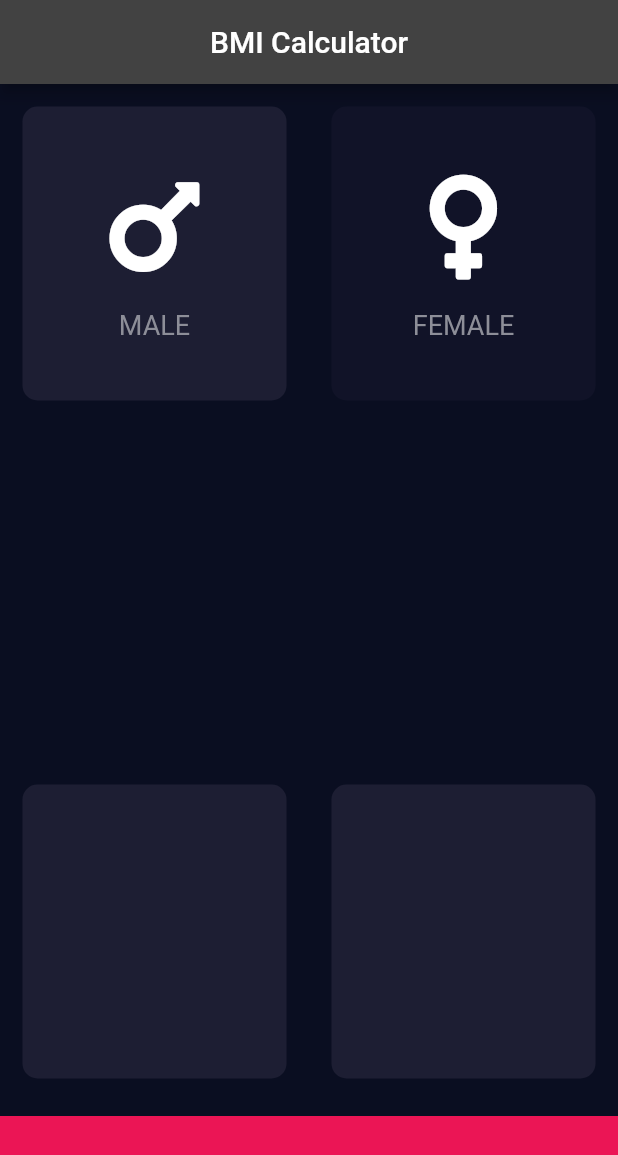
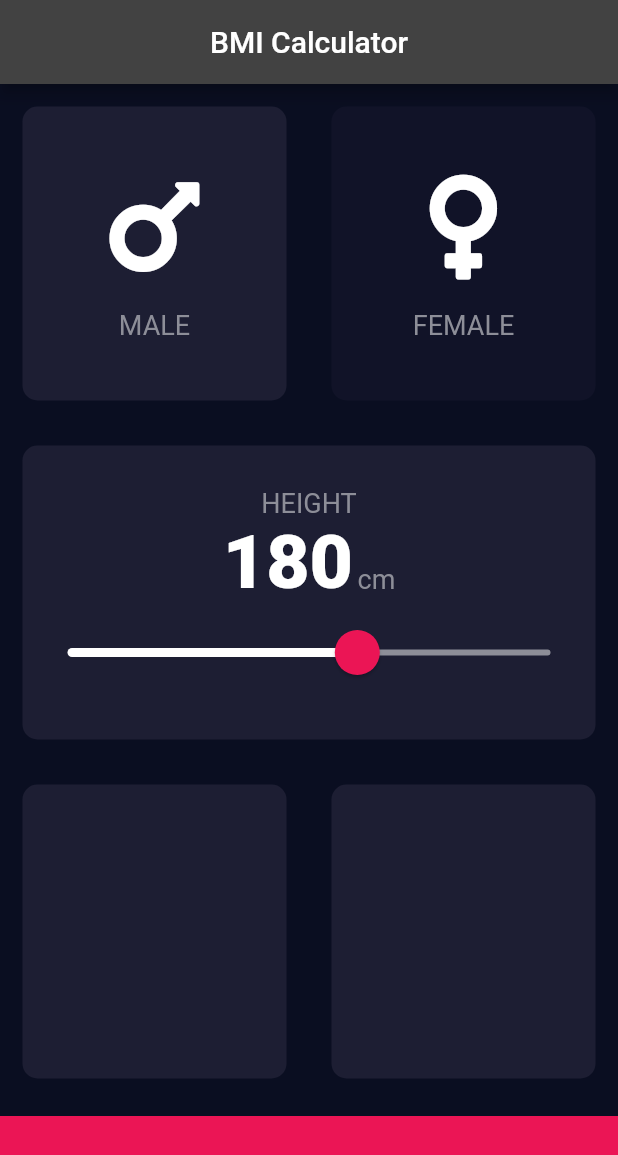
Before and after one commit to AsaduzzamanSam/BMIcalculator, a Flutter app: the screen it shows after launch, on a phone screen of 412 x 824 dp. Shown: the top 1155 px of the screen. Run offline on Flutter 3.47's test engine with Material 2 defaults, Android fonts, the phone set to English and light mode, and no system bars; our stand-ins replace font_awesome_flutter.

Commit message:
slider card design

```diff
--- a/lib/constants.dart
+++ b/lib/constants.dart
@@ -1,11 +1,16 @@
 import 'package:flutter/material.dart';
 
-const labelTextStyle = TextStyle(
+const kLabelTextStyle = TextStyle(
   fontSize: 18.0,
   color: Color(0xFF8D8E98),
 );
 
-const bottomButtonHeight = 80.0;
-const bottomContainerColor = Color(0xFFEB1555);
-const activeCardColor = Color(0xFF1D1E33);
-const inactiveCardColor = Color(0xFF111328);
+const kNumberTextStyle = TextStyle(
+  fontSize: 50.0,
+  fontWeight: FontWeight.w900,
+);
+
+const kBottomButtonHeight = 80.0;
+const kBottomContainerColor = Color(0xFFEB1555);
+const kActiveCardColor = Color(0xFF1D1E33);
+const kInactiveCardColor = Color(0xFF111328);
--- a/lib/icon_content.dart
+++ b/lib/icon_content.dart
@@ -24,7 +24,7 @@ class IconContent extends StatelessWidget {
         ),
         Text(
           label,
-          style:labelTextStyle,
+          style:kLabelTextStyle,
         ),
       ],
     );
--- a/lib/input_page.dart
+++ b/lib/input_page.dart
@@ -3,7 +3,6 @@ import 'package:font_awesome_flutter/font_awesome_flutter.dart';
 import 'icon_content.dart';
 import 'reusable_card.dart';
 import 'constants.dart';
-
 
 enum genderType {
   male,
@@ -16,8 +15,8 @@ class InputPage extends StatefulWidget {
 }
 
 class _InputPageState extends State<InputPage> {
-
-   genderType selectedGender = genderType.male;
+  genderType selectedGender = genderType.male;
+  int height = 180;
 
   @override
   Widget build(BuildContext context) {
@@ -28,18 +27,21 @@ class _InputPageState extends State<InputPage> {
         ),
       ),
       body: Column(
+        crossAxisAlignment: CrossAxisAlignment.stretch,
         children: <Widget>[
           Expanded(
             child: Row(
               children: <Widget>[
                 Expanded(
                   child: ReusableCard(
-                    onPress: (){
+                    onPress: () {
                       setState(() {
                         selectedGender = genderType.male;
                       });
                     },
-                    colour: selectedGender == genderType.male ? activeCardColor : inactiveCardColor ,
+                    colour: selectedGender == genderType.male
+                        ? kActiveCardColor
+                        : kInactiveCardColor,
                     cardChild: IconContent(
                       icon: FontAwesomeIcons.mars,
                       label: "MALE",
@@ -48,12 +50,14 @@ class _InputPageState extends State<InputPage> {
                 ),
                 Expanded(
                   child: ReusableCard(
-                    onPress: (){
+                    onPress: () {
                       setState(() {
                         selectedGender = genderType.female;
                       });
                     },
-                    colour:selectedGender == genderType.female ? activeCardColor : inactiveCardColor ,
+                    colour: selectedGender == genderType.female
+                        ? kActiveCardColor
+                        : kInactiveCardColor,
                     cardChild: IconContent(
                       icon: FontAwesomeIcons.venus,
                       label: "FEMALE",
@@ -65,26 +69,71 @@ class _InputPageState extends State<InputPage> {
           ),
           Expanded(
             child: ReusableCard(
-              onPress: (){},
-              colour: activeCardColor,
-              cardChild: Column(),
+              onPress: () {},
+              colour: kActiveCardColor,
+              cardChild: Column(
+                mainAxisAlignment: MainAxisAlignment.center,
+                children: <Widget>[
+                  Text(
+                    "HEIGHT",
+                    style: kLabelTextStyle,
+                  ),
+                  Row(
+                    mainAxisAlignment: MainAxisAlignment.center,
+                    crossAxisAlignment: CrossAxisAlignment.baseline,
+                    textBaseline: TextBaseline.alphabetic,
+                    children: <Widget>[
+                      Text(
+                        height.toString(),
+                        style: kNumberTextStyle,
+                      ),
+                      SizedBox(
+                        width: 3.0,
+                      ),
+                      Text(
+                        "cm",
+                        style: kLabelTextStyle,
+                      )
+                    ],
+                  ),
+                  SliderTheme(
+                    data: SliderTheme.of(context).copyWith(
+                        activeTrackColor: Colors.white,
+                        inactiveTrackColor: Color(0xFF8D8E98),
+                        thumbColor: Color(0xFFEB1555),
+                        overlayColor: Color(0x29EB1555),
+                        thumbShape:
+                            RoundSliderThumbShape(enabledThumbRadius: 15.0),
+                        overlayShape:
+                            RoundSliderOverlayShape(overlayRadius: 30.0)),
+                    child: Slider(
+                        value: height.toDouble(),
+                        min: 120,
+                        max: 220,
+                        onChanged: (double newValue) {
+                          setState(() {
+                            height = newValue.round();
+                          });
+                        }),
+                  )
+                ],
+              ),
             ),
           ),
           Expanded(
             child: Row(
               children: <Widget>[
                 Expanded(
-
                   child: ReusableCard(
-                    onPress: (){},
-                    colour: activeCardColor,
+                    onPress: () {},
+                    colour: kActiveCardColor,
                     cardChild: Column(),
                   ),
                 ),
                 Expanded(
                   child: ReusableCard(
-                    onPress: (){},
-                    colour: activeCardColor,
+                    onPress: () {},
+                    colour: kActiveCardColor,
                     cardChild: Column(),
                   ),
                 ),
@@ -94,9 +143,9 @@ class _InputPageState extends State<InputPage> {
           Container(
             margin: EdgeInsets.only(top: 10.0),
             decoration: BoxDecoration(
-              color: bottomContainerColor,
+              color: kBottomContainerColor,
             ),
-            height: bottomButtonHeight,
+            height: kBottomButtonHeight,
             width: double.infinity,
           ),
         ],
```
